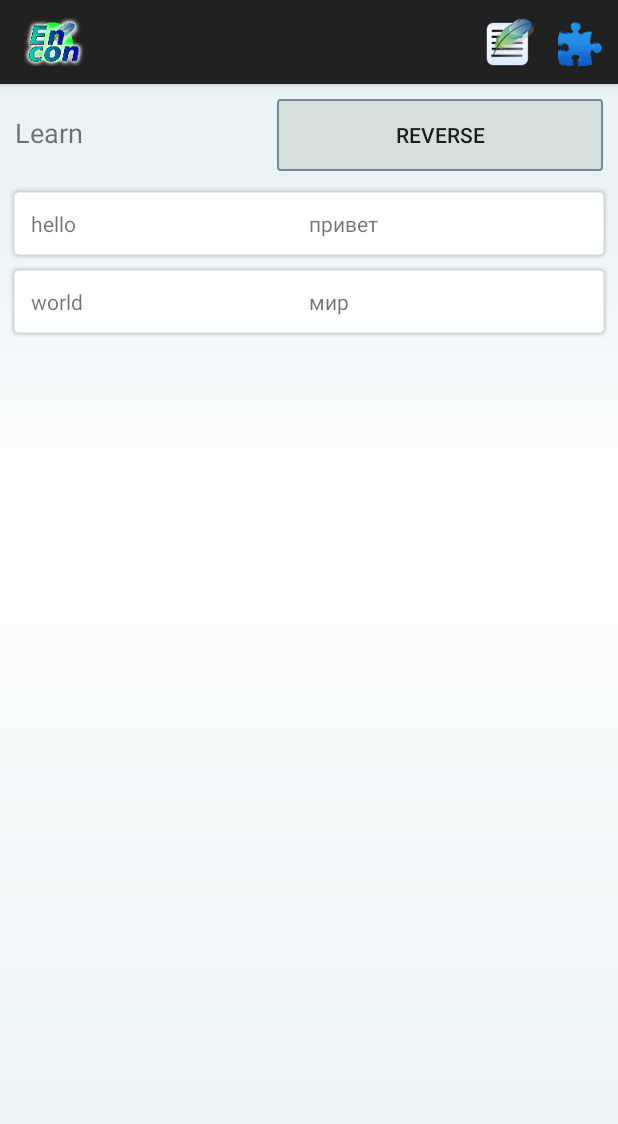
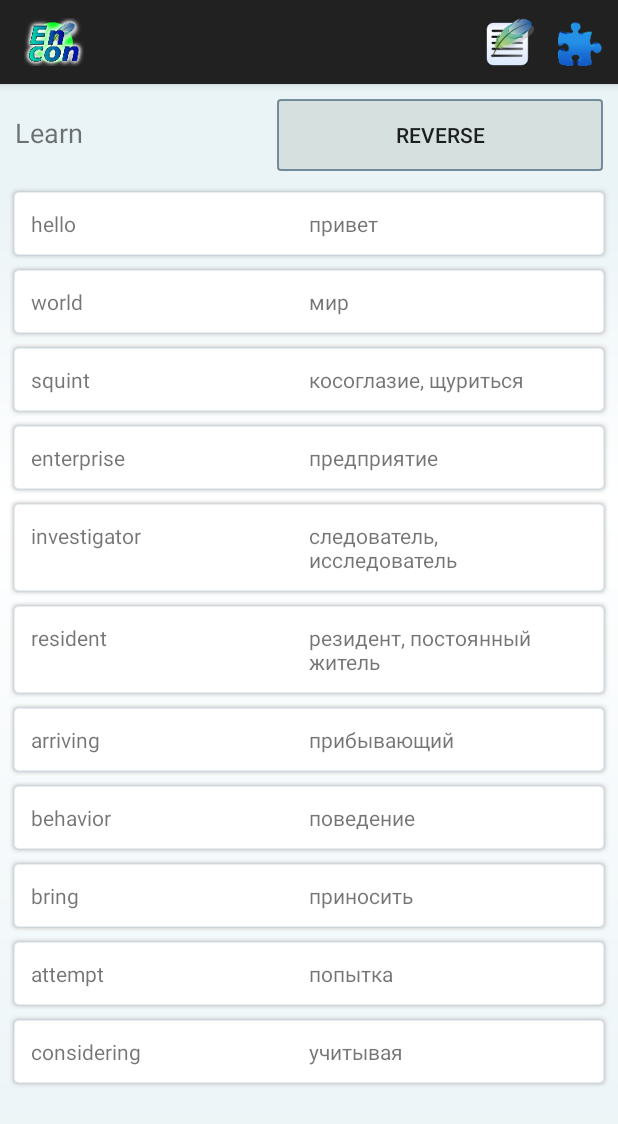
Before and after one commit to Maxislav/EnglishCon, an Android app: the screen it shows after launch (MainActivity), on a phone screen of 412 x 824 dp. Shown: the top 1124 px of the screen. Run offline under Robolectric (Android 15) with nearby library versions, the phone set to English and light mode, and no system bars.

```diff
--- a/app/build.gradle
+++ b/app/build.gradle
@@ -21,7 +21,7 @@ android {
         applicationId "com.atlas.mars.englishcon"
         minSdkVersion 16
         targetSdkVersion 21
-        versionCode 2
+        versionCode 3
         versionName "1.0"
     }
     buildTypes {
--- a/app/src/main/java/com/atlas/mars/englishcon/DataBaseHelper.java
+++ b/app/src/main/java/com/atlas/mars/englishcon/DataBaseHelper.java
@@ -22,7 +22,7 @@ public class DataBaseHelper extends SQLiteOpenHelper {
 
     SQLiteDatabase myBase;
     private static final String DATABASE_NAME = "en.db";
-    private static final int DATABASE_VERSION = 1;
+    private static final int DATABASE_VERSION = 3;
     private static final String TABLE_NAME = "dictionary";
     public static final String UID = "_id";
     public static final String VALUE_EN = "value_en";
@@ -48,6 +48,15 @@ public class DataBaseHelper extends SQLiteOpenHelper {
         db.execSQL(SQL_CREATE_ENTRIES);
         fill(db, "hello", "привет");
         fill(db, "world", "мир");
+        fill(db, "squint", "косоглазие, щуриться");
+        fill(db, "enterprise", "предприятие");
+        fill(db, "investigator", "следователь, исследователь");
+        fill(db, "resident", "резидент, постоянный житель");
+        fill(db, "arriving", "прибывающий");
+        fill(db, "behavior", "поведение");
+        fill(db, "bring", "приносить");
+        fill(db, "attempt", "попытка");
+        fill(db, "considering", "учитывая");
     }
 
     public void fill(SQLiteDatabase db, String valueEn, String valueRu){
@@ -62,7 +71,15 @@ public class DataBaseHelper extends SQLiteOpenHelper {
 
     @Override
     public void onUpgrade(SQLiteDatabase db, int oldVersion, int newVersion) {
-
+        fill(db, "squint", "косоглазие, щуриться");
+        fill(db, "enterprise", "предприятие");
+        fill(db, "investigator", "следователь, исследователь");
+        fill(db, "resident", "резидент, постоянный житель");
+        fill(db, "arriving", "прибывающий");
+        fill(db, "behavior", "поведение");
+        fill(db, "bring", "приносить");
+        fill(db, "attempt", "попытка");
+        fill(db, "considering", "учитывая");
     }
 
     public ArrayList<Map> selectDataByWhere (String where){
--- a/app/src/main/java/com/atlas/mars/englishcon/GameActivity.java
+++ b/app/src/main/java/com/atlas/mars/englishcon/GameActivity.java
@@ -372,8 +372,6 @@ public class GameActivity extends ActionBarActivity {
                 default:
 
             }
-
-
         }
     }
     public void clickTip(View view){
@@ -383,7 +381,6 @@ public class GameActivity extends ActionBarActivity {
         toast.setGravity(Gravity.CENTER, 0, 0);
         toast.show();
     }
-
     private void getCountInMind(){
        final Handler h = new MyHundler();
         Thread thread;
```
Also changed, not shown: 1 other file.
